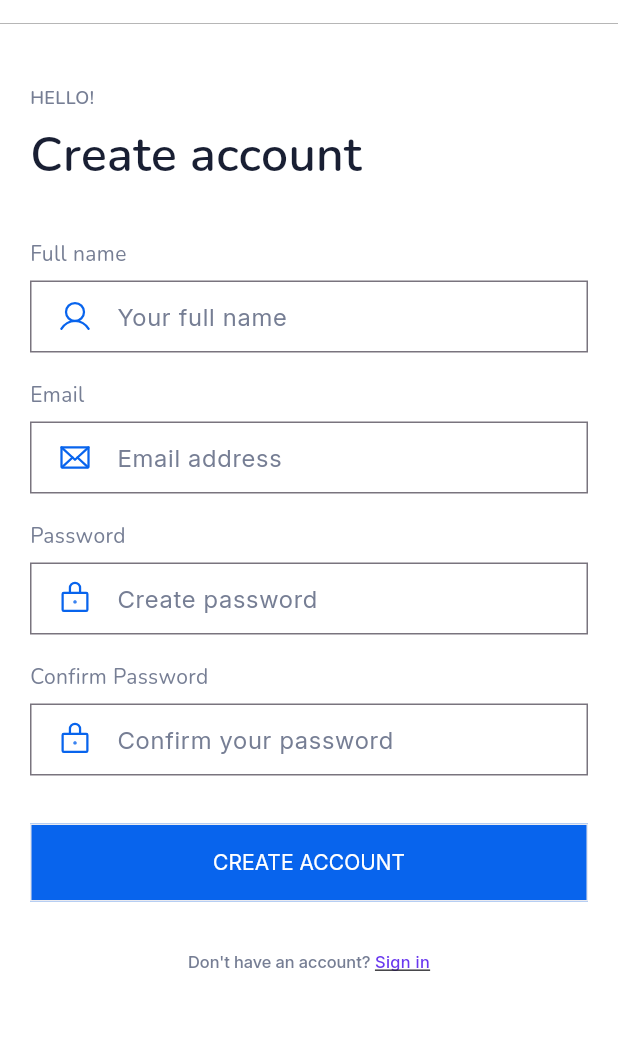
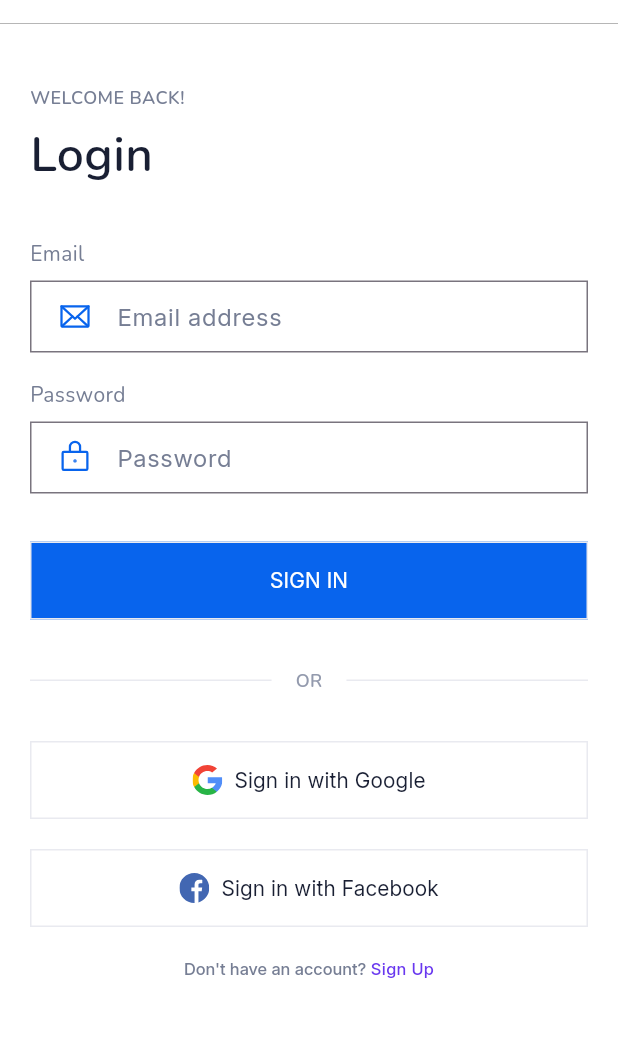
Before and after one commit to shair2048/news_app_fe, a Flutter app: the screen it shows after launch, on a phone screen of 412 x 824 dp, the part 60-1097 px from its top. Run offline on Flutter 3.47's test engine with Material 3 defaults, Android fonts, the phone set to English and light mode, and no system bars; our stand-ins replace flutter_riverpod, flutter_svg.

Commit message:
Fixed: add required attribute, add theme for app

```diff
--- a/lib/core/themes/app_pallete.dart
+++ b/lib/core/themes/app_pallete.dart
@@ -0,0 +1,20 @@
+import 'package:flutter/material.dart';
+
+class AppPallete {
+  static const cardColor = Color.fromRGBO(30, 30, 30, 1);
+  static const greenColor = Colors.green;
+  static const subtitleText = Color(0xffa7a7a7);
+  static const inactiveBottomBarItemColor = Color(0xffababab);
+
+  static const Color backgroundColor = Color.fromRGBO(18, 18, 18, 1);
+  static const Color gradient1 = Color.fromRGBO(187, 63, 221, 1);
+  static const Color gradient2 = Color.fromRGBO(251, 109, 169, 1);
+  static const Color gradient3 = Color.fromRGBO(255, 159, 124, 1);
+  static const Color borderColor = Color.fromRGBO(52, 51, 67, 1);
+  static const Color whiteColor = Colors.white;
+  static const Color greyColor = Colors.grey;
+  static const Color errorColor = Colors.redAccent;
+  static const Color transparentColor = Colors.transparent;
+
+  static const Color inactiveSeekColor = Colors.white38;
+}
--- /dev/null
+++ b/lib/core/themes/app_theme.dart
@@ -0,0 +1,6 @@
+import 'package:flutter/material.dart';
+
+class AppTheme {
+  static final lightThemeMode = ThemeData.light();
+  static final darkThemeMode = ThemeData.dark();
+}
--- a/lib/features/auth/view/pages/login_page.dart
+++ b/lib/features/auth/view/pages/login_page.dart
@@ -61,8 +61,11 @@ class _LoginPageState extends ConsumerState<LoginPage> {
                 SizedBox(height: 32),
                 CustomButton(
                   buttonLabel: 'SIGN IN',
-                  buttonLabelColor: '0xffffffff',
-                  buttonColor: '0xff0864ED',
+                  buttonLabelColor: Colors.white,
+                  buttonColor: const Color(0xff0864ED),
+                  onPressed: () {
+                    // Handle sign in action
+                  },
                 ),
                 SizedBox(height: 32),
                 const OrDivider(),
@@ -70,11 +73,21 @@ class _LoginPageState extends ConsumerState<LoginPage> {
                 CustomButton(
                   buttonLabel: 'Sign in with Google',
                   buttonIcon: 'assets/icons/google_icon.svg',
+                  buttonColor: Colors.white,
+                  buttonLabelColor: Color(0xff191F33),
+                  onPressed: () {
+                    // Handle Google sign in action
+                  },
                 ),
                 SizedBox(height: 20),
                 CustomButton(
                   buttonLabel: 'Sign in with Facebook',
                   buttonIcon: 'assets/icons/facebook_icon.svg',
+                  buttonColor: Colors.white,
+                  buttonLabelColor: Color(0xff191F33),
+                  onPressed: () {
+                    // Handle Facebook sign in action
+                  },
                 ),
                 SizedBox(height: 20),
                 AuthFooter(actionText: 'Sign Up'),
--- a/lib/features/auth/view/pages/register_page.dart
+++ b/lib/features/auth/view/pages/register_page.dart
@@ -153,14 +153,12 @@ class _RegisterPageState extends ConsumerState<RegisterPage> {
               const SizedBox(height: 32),
               CustomButton(
                 buttonLabel: 'CREATE ACCOUNT',
-                buttonLabelColor: '0xffffffff',
-                buttonColor: '0xff0864ED',
+                buttonLabelColor: Colors.white,
+                buttonColor: const Color(0xff0864ED),
                 onPressed: onRegisterTap, // <-- Quan trọng!
               ),
               const SizedBox(height: 32),
-              AuthFooter(
-                actionText: 'Sign in',
-              ),
+              AuthFooter(actionText: 'Sign in'),
             ],
           ),
         ),
--- a/lib/features/auth/view/widgets/auth_footer.dart
+++ b/lib/features/auth/view/widgets/auth_footer.dart
@@ -2,14 +2,10 @@ import 'package:flutter/material.dart';
 import 'package:flutter_riverpod/flutter_riverpod.dart';
 
 class AuthFooter extends ConsumerWidget {
-  final String? actionText;
+  final String actionText;
   final VoidCallback? onTap;
 
-  const AuthFooter({
-    super.key,
-    this.actionText,
-    this.onTap,
-  });
+  const AuthFooter({super.key, required this.actionText, this.onTap});
 
   @override
   Widget build(BuildContext context, WidgetRef ref) {
@@ -32,13 +28,13 @@ class AuthFooter extends ConsumerWidget {
               child: GestureDetector(
                 onTap: onTap,
                 child: Text(
-                  actionText ?? '',
+                  actionText,
                   style: const TextStyle(
                     color: Color(0xff6938EF),
                     fontSize: 11,
                     fontFamily: 'Inter',
                     fontWeight: FontWeight.w500,
-                    decoration: TextDecoration.underline,
+                    // decoration: TextDecoration.underline,
                   ),
                 ),
               ),
--- a/lib/features/auth/view/widgets/custom_button.dart
+++ b/lib/features/auth/view/widgets/custom_button.dart
@@ -3,19 +3,19 @@ import 'package:flutter/material.dart';
 import 'package:flutter_svg/svg.dart';
 
 class CustomButton extends ConsumerWidget {
-  final String? buttonLabel;
-  final String? buttonLabelColor;
+  final String buttonLabel;
+  final Color buttonLabelColor;
   final String? buttonIcon;
-  final String? buttonColor;
-  final VoidCallback? onPressed;
+  final Color buttonColor;
+  final VoidCallback onPressed;
 
   const CustomButton({
     super.key,
-    this.buttonLabel,
-    this.buttonLabelColor,
+    required this.buttonLabel,
+    required this.buttonLabelColor,
     this.buttonIcon,
-    this.buttonColor,
-    this.onPressed,
+    required this.buttonColor,
+    required this.onPressed,
   });
 
   @override
@@ -30,10 +30,7 @@ class CustomButton extends ConsumerWidget {
                 : null,
 
         style: ElevatedButton.styleFrom(
-          backgroundColor:
-              buttonColor != null
-                  ? Color(int.parse(buttonColor!))
-                  : const Color(0xffffffff),
+          backgroundColor: buttonColor,
           padding: EdgeInsets.symmetric(vertical: 16),
           shape: RoundedRectangleBorder(
             borderRadius: BorderRadius.circular(0),
@@ -43,12 +40,9 @@ class CustomButton extends ConsumerWidget {
         ),
 
         label: Text(
-          buttonLabel ?? '',
+          buttonLabel,
           style: TextStyle(
-            color:
-                buttonLabelColor != null
-                    ? Color(int.parse(buttonLabelColor!))
-                    : const Color(0xff000000),
+            color: buttonLabelColor,
             fontSize: 14,
             fontFamily: 'Inter',
             fontWeight: FontWeight.w400,
--- a/lib/features/auth/view/widgets/form_text_field.dart
+++ b/lib/features/auth/view/widgets/form_text_field.dart
@@ -3,9 +3,9 @@ import 'package:flutter/material.dart';
 import 'package:flutter_svg/svg.dart';
 
 class FormTextField extends ConsumerWidget {
-  final String? textfieldLabel;
-  final String? textfieldHint;
-  final String? textfieldIcon;
+  final String textfieldLabel;
+  final String textfieldHint;
+  final String textfieldIcon;
   final TextEditingController? controller;
   final FormFieldValidator<String>? validator;
   final bool obscureText;
@@ -14,9 +14,9 @@ class FormTextField extends ConsumerWidget {
     super.key,
     this.controller,
     this.validator,
-    this.textfieldLabel,
-    this.textfieldHint,
-    this.textfieldIcon,
+    required this.textfieldLabel,
+    required this.textfieldHint,
+    required this.textfieldIcon,
     this.obscureText = false,
   });
 
@@ -26,7 +26,7 @@ class FormTextField extends ConsumerWidget {
       crossAxisAlignment: CrossAxisAlignment.start,
       children: [
         Text(
-          textfieldLabel ?? '',
+          textfieldLabel,
           style: TextStyle(
             color: Color(0xff767E94),
             fontSize: 14,
@@ -40,19 +40,17 @@ class FormTextField extends ConsumerWidget {
           validator: validator,
           obscureText: obscureText,
           decoration: InputDecoration(
-            hintText: textfieldHint ?? '',
+            hintText: textfieldHint,
             hintStyle: TextStyle(
               color: Color(0xff767E94),
               fontSize: 16,
               fontFamily: 'Inter',
               fontWeight: FontWeight.w400,
             ),
-            prefixIcon:
-                textfieldIcon != null
-                    ? Padding(
+            prefixIcon: Padding(
               padding: const EdgeInsets.only(left: 18, right: 12),
               child: SvgPicture.asset(
-                        textfieldIcon!,
+                textfieldIcon,
                 height: 24,
                 width: 24,
                 colorFilter: ColorFilter.mode(
@@ -60,8 +58,7 @@ class FormTextField extends ConsumerWidget {
                   BlendMode.srcIn,
                 ),
               ),
-                    )
-                    : null,
+            ),
             contentPadding: EdgeInsets.symmetric(vertical: 12, horizontal: 18),
             border: OutlineInputBorder(
               borderRadius: BorderRadius.circular(0),
--- a/lib/main.dart
+++ b/lib/main.dart
@@ -1,7 +1,8 @@
 import 'package:flutter/material.dart';
 import 'package:flutter_riverpod/flutter_riverpod.dart';
+import 'package:news_app_fe/core/themes/app_theme.dart';
 import 'package:news_app_fe/features/auth/view/pages/login_page.dart';
-import 'package:news_app_fe/features/auth/view/pages/register_page.dart';
+// import 'package:news_app_fe/features/auth/view/pages/register_page.dart';
 
 // final helloWorldProvider = Provider((_) => 'Hello world');
 
@@ -16,6 +17,10 @@ class NewsApp extends ConsumerWidget {
   Widget build(BuildContext context, WidgetRef ref) {
     // final String value = ref.watch(helloWorldProvider);
 
-    return MaterialApp(debugShowCheckedModeBanner: false, home: RegisterPage());
+    return MaterialApp(
+      debugShowCheckedModeBanner: false,
+      // theme: AppTheme.darkThemeMode,
+      home: LoginPage(),
+    );
   }
 }
```
Lines whose indentation alone changed are shown as unchanged.
